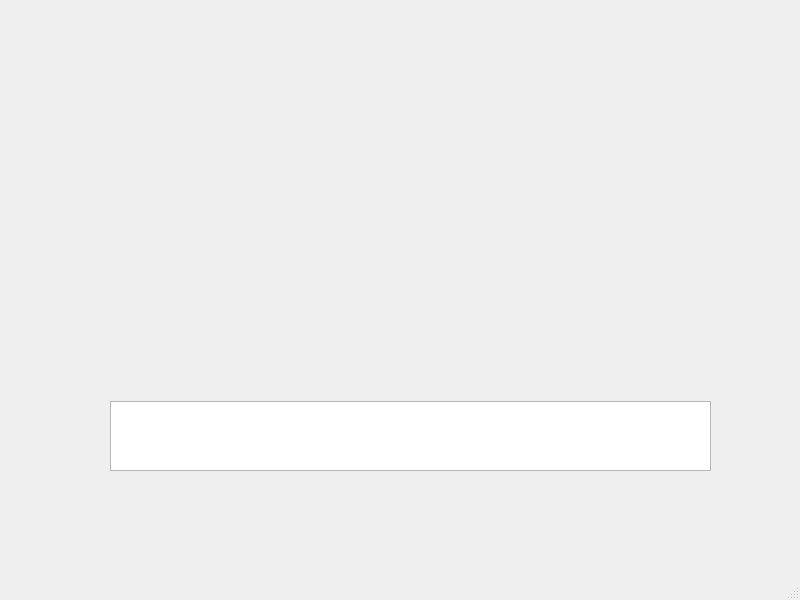
First picture: the form in tools/route-map/forms/mainwindow.ui, repository maisvendoo/RRS, before the edit.
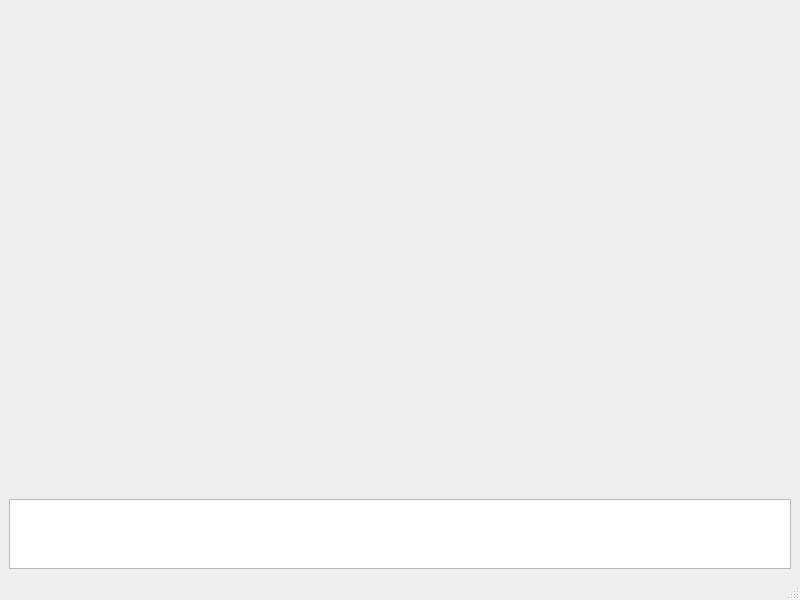
Second picture: the form after the edit.

Commit message: Встроил виджет с картой в интерфейс, сознанный в дизайнере

```diff
--- a/tools/route-map/forms/mainwindow.ui
+++ b/tools/route-map/forms/mainwindow.ui
@@ -14,15 +14,8 @@
    <string>MainWindow</string>
   </property>
   <widget class="QWidget" name="centralwidget">
-   <widget class="QWidget" name="verticalLayoutWidget">
-    <property name="geometry">
-     <rect>
-      <x>110</x>
-      <y>90</y>
-      <width>601</width>
-      <height>381</height>
-     </rect>
-    </property>
+   <layout class="QVBoxLayout" name="verticalLayout_2">
+    <item>
     <layout class="QVBoxLayout" name="verticalLayout" stretch="10,1">
      <property name="spacing">
       <number>6</number>
@@ -34,7 +27,8 @@
       <widget class="QPlainTextEdit" name="ptLog"/>
      </item>
     </layout>
-   </widget>
+    </item>
+   </layout>
   </widget>
   <widget class="QMenuBar" name="menubar">
    <property name="geometry">
```
Lines whose indentation alone changed are shown as unchanged. The commit also changes 4 other files.
